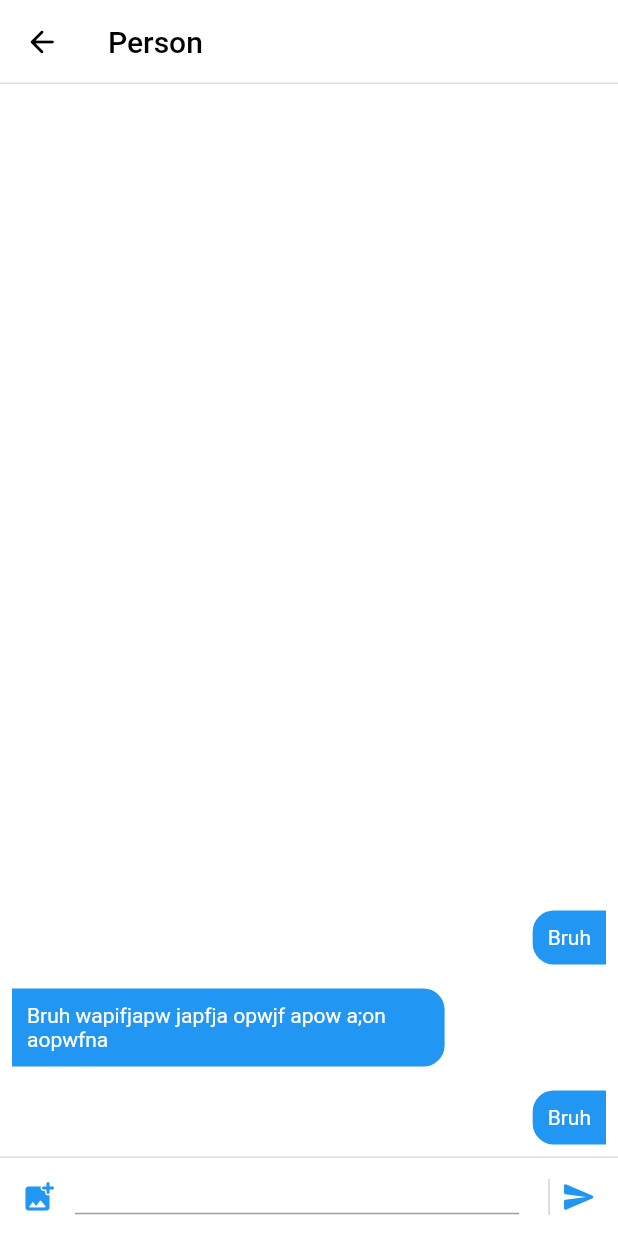
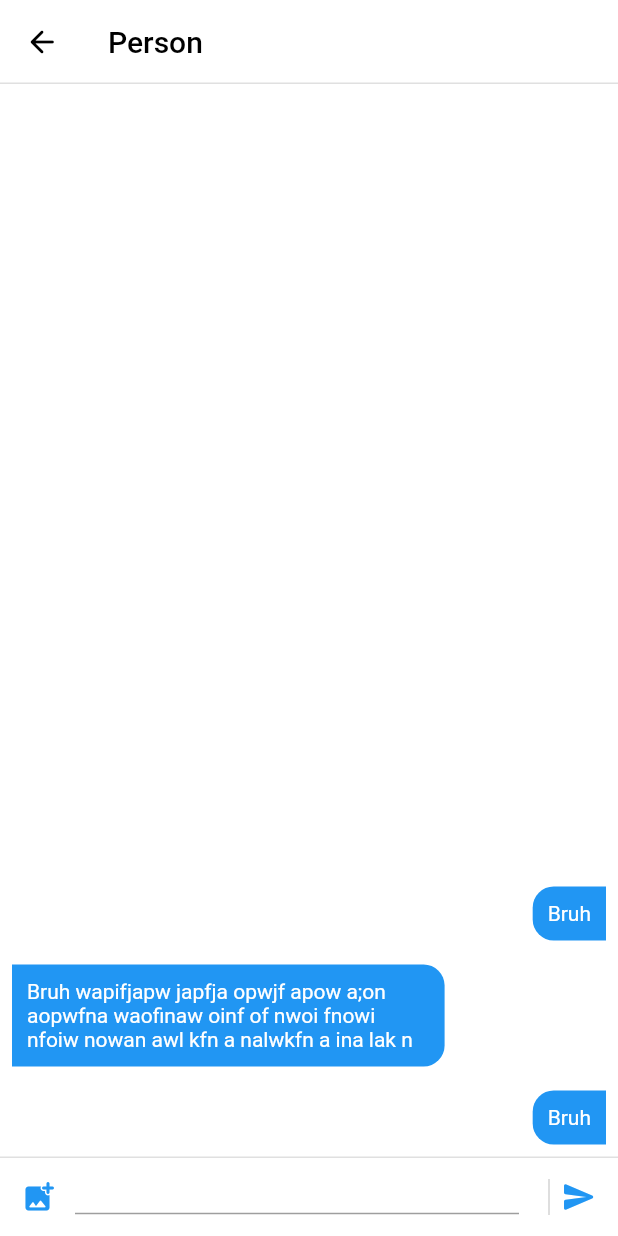
Before and after one commit to Renegade9819/twitter, a Flutter app: the ChatScreen screen opened by its route, on a phone screen of 412 x 824 dp. Run offline on Flutter 3.47's test engine with Material 2 defaults, Android fonts, the phone set to English and light mode, and no system bars; missing offline and left inert: extended_sliver; accounts and stored records are empty.

Commit message:
Some minor UI enhancements

```diff
--- a/lib/chat_screen.dart
+++ b/lib/chat_screen.dart
@@ -13,8 +13,6 @@ class _ChatScreenState extends State<ChatScreen> {
     false,
     true,
   ];
-
-  ScrollController _scrollController = ScrollController();
 
   @override
   Widget build(BuildContext context) {
@@ -80,7 +78,7 @@ class _ChatScreenState extends State<ChatScreen> {
                   const SizedBox(width: 12),
                   Expanded(
                     child: Container(
-                      constraints: BoxConstraints(maxHeight: 50),
+                      constraints: const BoxConstraints(maxHeight: 50),
                       child: const TextField(
                         maxLines: null,
                         decoration: InputDecoration(
@@ -149,7 +147,7 @@ class _ChatScreenState extends State<ChatScreen> {
             child: const Padding(
               padding: EdgeInsets.all(10.0),
               child: Text(
-                'Bruh wapifjapw japfja opwjf apow a;on aopwfna',
+                'Bruh wapifjapw japfja opwjf apow a;on aopwfna waofinaw oinf of nwoi fnowi nfoiw nowan awl kfn a nalwkfn a ina lak n',
                 style: TextStyle(color: Colors.white),
               ),
             ),
--- a/lib/main.dart
+++ b/lib/main.dart
@@ -32,7 +32,7 @@ void main() {
         '/tweetScreen': (context) => const TweetScreen(),
         '/chatScreen': (context) => const ChatScreen(),
       },
-      initialRoute: '/chatScreen',
+      initialRoute: '/signup',
     ),
   );
 }
--- a/lib/signin_screen.dart
+++ b/lib/signin_screen.dart
@@ -65,12 +65,14 @@ class _SignInScreenState extends State<SignInScreen> {
                       labelText: 'Password',
                     ),
                     controller: passwordController,
+                    obscureText: true,
                   ),
                 ),
               ),
               Container(
                 margin: const EdgeInsets.only(top: 20),
                 width: screenWidth - 60,
+                height: 50,
                 child: ElevatedButton(
                   onPressed: () {},
                   child: const Text(
@@ -80,9 +82,6 @@ class _SignInScreenState extends State<SignInScreen> {
                     ),
                   ),
                   style: ButtonStyle(
-                    fixedSize: MaterialStateProperty.all(
-                      const Size(250, 50),
-                    ),
                     shape: MaterialStateProperty.all(RoundedRectangleBorder(
                       borderRadius: BorderRadius.circular(28.0),
                     )),
--- a/pubspec.yaml
+++ b/pubspec.yaml
@@ -36,6 +36,7 @@ dependencies:
   cupertino_icons: ^1.0.2
   flutter_svg: ^1.0.0
   extended_sliver: ^2.0.1
+  intl: ^0.17.0
 
 dev_dependencies:
   flutter_test:
@@ -47,6 +48,8 @@ dev_dependencies:
   # package. See that file for information about deactivating specific lint
   # rules and activating additional ones.
   flutter_lints: ^1.0.0
+
+
 
 # For information on the generic Dart part of this file, see the
 # following page: https://dart.dev/tools/pub/pubspec
```
Also changed, not shown: lib/components/CustomSliverAppBarDelegate.dart (+7 -5 lines), lib/welcome_screen.dart (+4 -9 lines), assets/images/Capture.JPG (added), pubspec.lock.
